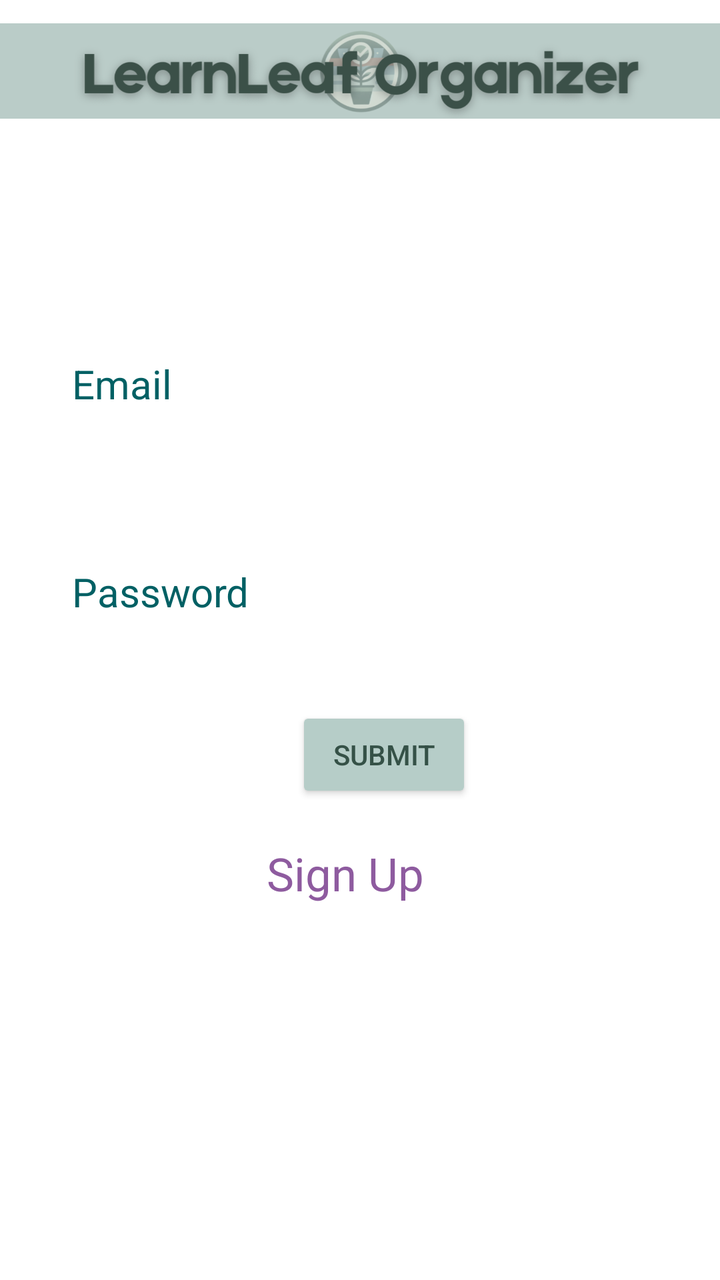
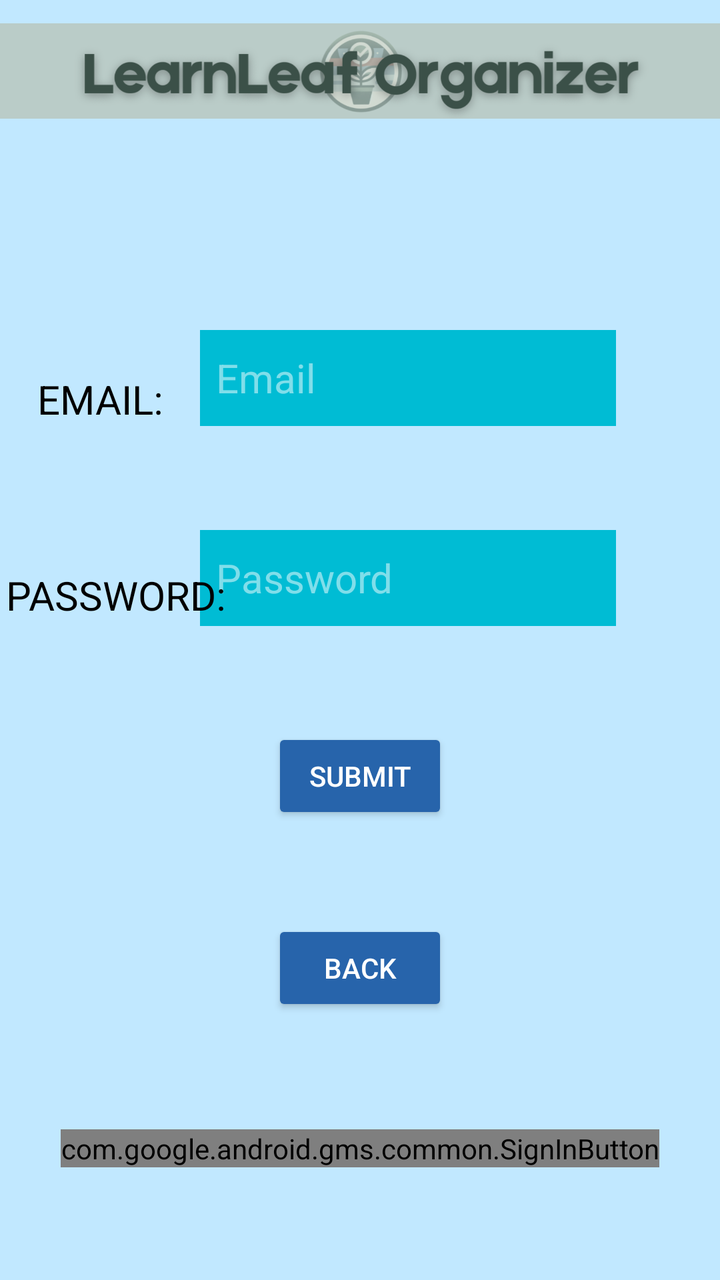

An Android layout rendered at two revisions. The XML below is the earlier revision; the diff shows what the commit changed to produce the second picture.
<!-- AndroidManifest.xml: application theme Theme.Design.Light.NoActionBar -->
<!-- res/layout/login.xml -->
<?xml version="1.0" encoding="utf-8"?>
<androidx.constraintlayout.widget.ConstraintLayout xmlns:android="http://schemas.android.com/apk/res/android"
    xmlns:app="http://schemas.android.com/apk/res-auto"
    xmlns:tools="http://schemas.android.com/tools"
    android:layout_width="match_parent"
    android:layout_height="match_parent"
    android:background="@color/white"
    tools:context=".Login">


    <ImageView
        android:id="@+id/imageView"
        android:layout_width="389dp"
        android:layout_height="71dp"
        app:layout_constraintEnd_toEndOf="parent"
        app:layout_constraintStart_toStartOf="parent"
        app:layout_constraintTop_toTopOf="parent"
        app:srcCompat="@drawable/banner_logo" />

    <Button
        android:id="@+id/submit"
        android:layout_width="wrap_content"
        android:layout_height="wrap_content"
        android:layout_marginStart="148dp"
        android:layout_marginBottom="20dp"
        android:text="@string/submit"
        android:textColor="@color/MineralGreen"
        app:backgroundTint="@color/Opal"
        app:layout_constraintBottom_toTopOf="@+id/back"
        app:layout_constraintStart_toStartOf="parent" />

    <TextView
        android:id="@+id/back"
        android:layout_width="wrap_content"
        android:layout_height="wrap_content"
        android:layout_marginBottom="188dp"
        android:text="@string/sign_up"
        android:textColor="@color/Orchid"
        android:textSize="23sp"
        app:layout_constraintBottom_toBottomOf="parent"
        app:layout_constraintEnd_toEndOf="parent"
        app:layout_constraintHorizontal_bias="0.474"
        app:layout_constraintStart_toStartOf="parent" />

    <EditText
        android:id="@+id/password"
        android:layout_width="208dp"
        android:layout_height="48dp"
        android:layout_marginTop="56dp"
        android:layout_marginEnd="124dp"
        android:background="@color/white"
        android:hint="@string/password"
        android:inputType="textPassword"
        android:paddingStart="8dp"
        android:paddingEnd="8dp"
        android:textColor="@color/black"
        android:textColorHint="#006064"
        android:textSize="20sp"
        app:layout_constraintEnd_toEndOf="parent"
        app:layout_constraintTop_toBottomOf="@+id/email"
        tools:ignore="Autofill,TextContrastCheck" />

    <EditText
        android:id="@+id/email"
        android:layout_width="208dp"
        android:layout_height="48dp"
        android:layout_marginTop="168dp"
        android:layout_marginEnd="124dp"
        android:background="@color/white"
        android:hint="@string/email"
        android:inputType="textEmailAddress"
        android:paddingStart="8dp"
        android:paddingEnd="8dp"
        android:textColor="@color/black"
        android:textColorHint="#006064"
        android:textSize="20sp"
        app:layout_constraintEnd_toEndOf="parent"
        app:layout_constraintTop_toTopOf="parent"
        tools:ignore="Autofill,TextContrastCheck" />


</androidx.constraintlayout.widget.ConstraintLayout>
<!-- resources referenced by this layout -->
<resources>
  <color name="MineralGreen">#355147</color>
  <color name="Opal">#B6CDC8</color>
  <color name="Orchid">#8E5B9F</color>
  <color name="black">#FF000000</color>
  <color name="white">#FFFFFFFF</color>
  <!-- drawable banner_logo: png bitmap (drawable, 174742 bytes) -->
  <string name="email">Email</string>
  <string name="password">Password</string>
  <string name="sign_up">Sign Up</string>
  <string name="submit">Submit</string>
</resources>

<!-- the commit's change to res/layout/login.xml (unified diff, before → after) -->
@@ -4,7 +4,7 @@
     xmlns:tools="http://schemas.android.com/tools"
     android:layout_width="match_parent"
     android:layout_height="match_parent"
-    android:background="@color/white"
+    android:background="@color/material_dynamic_primary90"
     tools:context=".Login">
 
 
@@ -21,62 +21,99 @@
         android:id="@+id/submit"
         android:layout_width="wrap_content"
         android:layout_height="wrap_content"
-        android:layout_marginStart="148dp"
-        android:layout_marginBottom="20dp"
+        android:layout_marginBottom="48dp"
         android:text="@string/submit"
-        android:textColor="@color/MineralGreen"
-        app:backgroundTint="@color/Opal"
+        android:textColor="@color/white"
+        app:backgroundTint="#2764AB"
         app:layout_constraintBottom_toTopOf="@+id/back"
+        app:layout_constraintEnd_toEndOf="parent"
         app:layout_constraintStart_toStartOf="parent" />
 
-    <TextView
+    <Button
         android:id="@+id/back"
         android:layout_width="wrap_content"
         android:layout_height="wrap_content"
-        android:layout_marginBottom="188dp"
-        android:text="@string/sign_up"
-        android:textColor="@color/Orchid"
-        android:textSize="23sp"
+        android:layout_marginBottom="132dp"
+        android:text="@string/back"
+        android:textColor="@color/white"
+        app:backgroundTint="#2764AB"
         app:layout_constraintBottom_toBottomOf="parent"
         app:layout_constraintEnd_toEndOf="parent"
-        app:layout_constraintHorizontal_bias="0.474"
         app:layout_constraintStart_toStartOf="parent" />
 
     <EditText
         android:id="@+id/password"
         android:layout_width="208dp"
         android:layout_height="48dp"
-        android:layout_marginTop="56dp"
-        android:layout_marginEnd="124dp"
-        android:background="@color/white"
+        android:layout_marginTop="52dp"
+        android:layout_marginEnd="52dp"
+        android:background="#00BCD4"
         android:hint="@string/password"
         android:inputType="textPassword"
         android:paddingStart="8dp"
         android:paddingEnd="8dp"
-        android:textColor="@color/black"
-        android:textColorHint="#006064"
+        android:textColor="@color/white"
+        android:textColorHint="#80FFFFFF"
         android:textSize="20sp"
         app:layout_constraintEnd_toEndOf="parent"
         app:layout_constraintTop_toBottomOf="@+id/email"
         tools:ignore="Autofill,TextContrastCheck" />
 
+    <TextView
+        android:id="@+id/textView2"
+        android:layout_width="wrap_content"
+        android:layout_height="wrap_content"
+        android:text="@string/email2"
+        android:textColor="@color/black"
+        android:textSize="20sp"
+        app:layout_constraintBottom_toBottomOf="@+id/email"
+        app:layout_constraintEnd_toStartOf="@+id/email"
+        app:layout_constraintStart_toStartOf="parent"
+        app:textAllCaps="true" />
+
+    <TextView
+        android:id="@+id/textView"
+        android:layout_width="wrap_content"
+        android:layout_height="wrap_content"
+        android:layout_marginStart="16dp"
+        android:layout_marginTop="48dp"
+        android:layout_marginBottom="2dp"
+        android:text="@string/password2"
+        android:textColor="@color/black"
+        android:textSize="20sp"
+        app:layout_constraintBottom_toBottomOf="@+id/password"
+        app:layout_constraintEnd_toStartOf="@+id/password"
+        app:layout_constraintStart_toStartOf="parent"
+        app:layout_constraintTop_toBottomOf="@+id/textView2"
+        app:layout_constraintVertical_bias="1.0"
+        app:textAllCaps="true" />
+
     <EditText
         android:id="@+id/email"
         android:layout_width="208dp"
         android:layout_height="48dp"
-        android:layout_marginTop="168dp"
-        android:layout_marginEnd="124dp"
-        android:background="@color/white"
+        android:layout_marginTop="165dp"
+        android:layout_marginEnd="52dp"
+        android:background="#00BCD4"
         android:hint="@string/email"
         android:inputType="textEmailAddress"
         android:paddingStart="8dp"
         android:paddingEnd="8dp"
-        android:textColor="@color/black"
-        android:textColorHint="#006064"
+        android:textColor="@color/white"
+        android:textColorHint="#80FFFFFF"
         android:textSize="20sp"
         app:layout_constraintEnd_toEndOf="parent"
         app:layout_constraintTop_toTopOf="parent"
         tools:ignore="Autofill,TextContrastCheck" />
 
+    <com.google.android.gms.common.SignInButton
+        android:id="@+id/google_btn"
+        android:layout_width="wrap_content"
+        android:layout_height="wrap_content"
+        app:layout_constraintBottom_toBottomOf="parent"
+        app:layout_constraintEnd_toEndOf="parent"
+        app:layout_constraintStart_toStartOf="parent"
+        app:layout_constraintTop_toBottomOf="@+id/back" />
+
 
 </androidx.constraintlayout.widget.ConstraintLayout>
<!-- resource entries referenced after the edit -->
@@ -1,14 +1,13 @@
 <!-- resources referenced by this layout -->
 <resources>
-  <color name="MineralGreen">#355147</color>
-  <color name="Opal">#B6CDC8</color>
-  <color name="Orchid">#8E5B9F</color>
   <color name="black">#FF000000</color>
   <color name="white">#FFFFFFFF</color>
   <!-- drawable banner_logo: png bitmap (drawable, 174742 bytes) -->
+  <string name="back">Back</string>
   <string name="email">Email</string>
+  <string name="email2">Email:</string>
   <string name="password">Password</string>
-  <string name="sign_up">Sign Up</string>
+  <string name="password2">Password:</string>
   <string name="submit">Submit</string>
 </resources>
 
